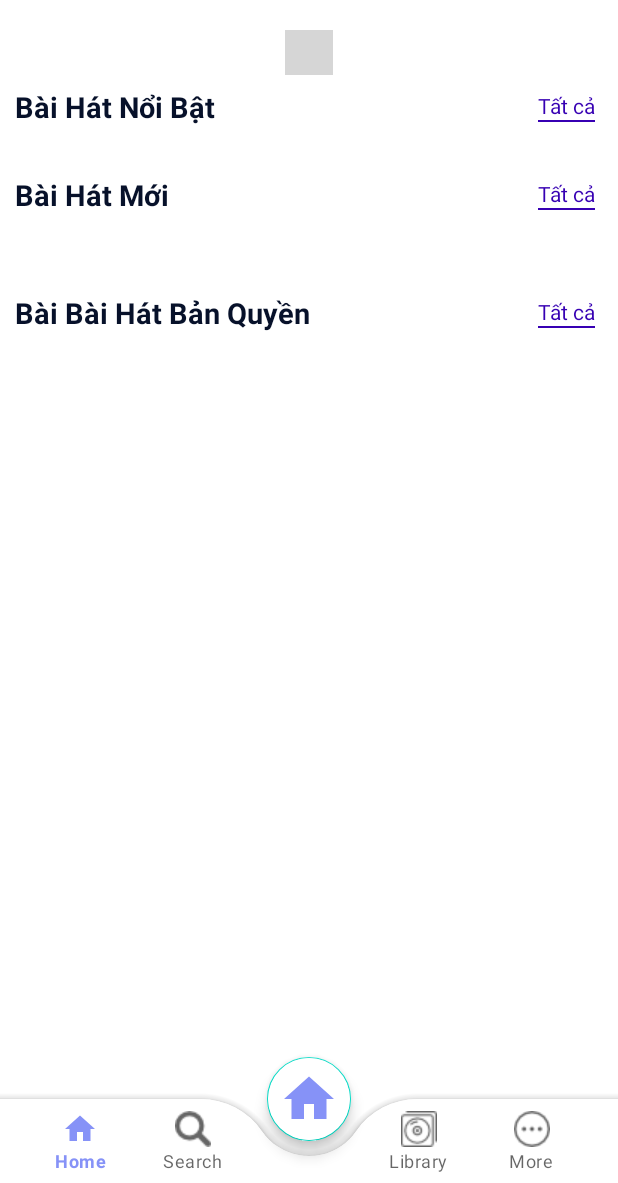
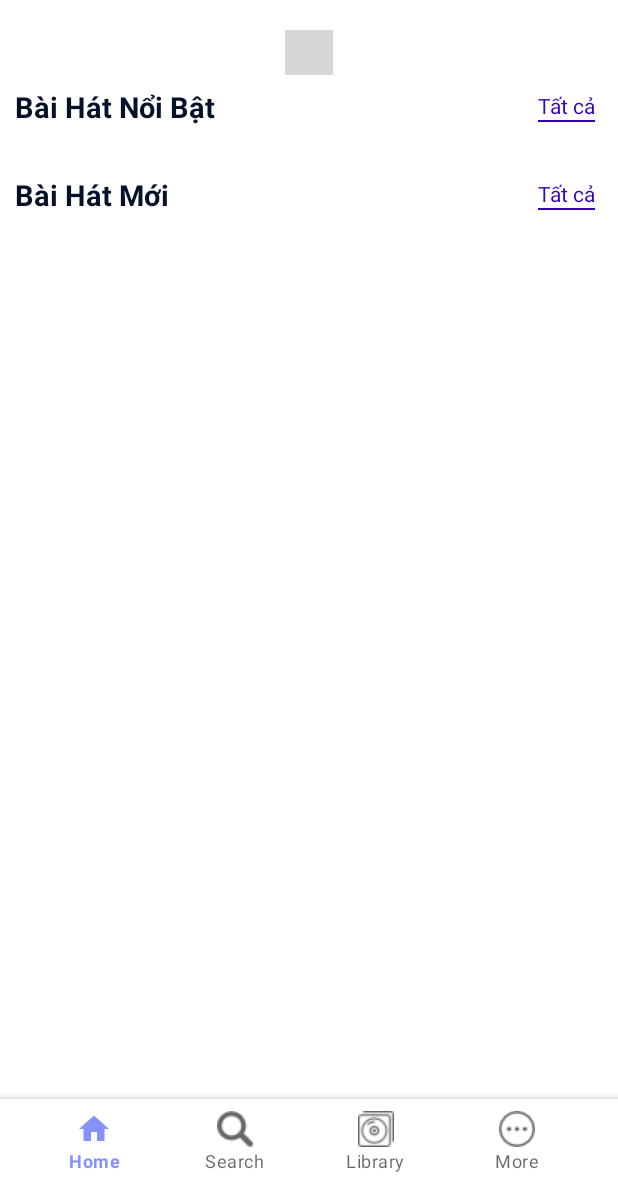
Before and after one commit to LuPan2003/Du_An_APP_SOUNDBOX, an Android app: the screen it shows after launch (MainActivity), on a phone screen of 412 x 824 dp, the part 53-1236 px from its top. Run offline under Robolectric (Android 15) with nearby library versions, the phone set to English and light mode, and no system bars; our stand-ins replace AdMob, Firebase (no records; nobody signed in at launch, a user with empty details on screens opened directly); libraries missing offline, so code that uses them is left out: com.afollestad.materialdialogs; plain views replace CircleIndicator3; pictures from the network do not load; 3 statements that could not run were skipped; grey boxes are pictures that could not be loaded.

Commit message:
fix giao dien home

```diff
--- a/app/src/main/java/com/example/soundbox_du_an_md31/Activity/MainActivity.java
+++ b/app/src/main/java/com/example/soundbox_du_an_md31/Activity/MainActivity.java
@@ -127,12 +127,6 @@ public class MainActivity extends BaseActivity implements View.OnClickListener
         mActivityMainBinding.bottomNavView.setBackground(null);
 
         replaceFragment(new HomeFragment());
-        mActivityMainBinding.fltBtn.setOnClickListener(new View.OnClickListener() {
-            @Override
-            public void onClick(View view) {
-                replaceFragment(new HomeFragment());
-            }
-        });
 
         mActivityMainBinding.bottomNavView.setOnItemSelectedListener(item -> {
             if(item.getItemId() == R.id.home){
--- a/app/src/main/java/com/example/soundbox_du_an_md31/Fragment/HomeFragment.java
+++ b/app/src/main/java/com/example/soundbox_du_an_md31/Fragment/HomeFragment.java
@@ -145,7 +145,6 @@ public class HomeFragment extends Fragment {
                 displayListBannerSongs();
                 displayListPopularSongs();
                 displayListNewSongs();
-                displayListcopyrightedSongs();
             }
 
             @Override
@@ -222,29 +221,6 @@ public class HomeFragment extends Fragment {
         mFragmentHomeBinding.rcvNewSongs.setAdapter(songAdapter);
     }
 
-    private void displayListcopyrightedSongs() {
-        if (getActivity() == null) {
-            return;
-        }
-        LinearLayoutManager linearLayoutManager = new LinearLayoutManager(getActivity());
-        mFragmentHomeBinding.rcvCopyrightedSongs.setLayoutManager(linearLayoutManager);
-
-        SongAdapter songAdapter = new SongAdapter(getListcopyrightedSongs(), this::goToSongDetail);
-        mFragmentHomeBinding.rcvCopyrightedSongs.setAdapter(songAdapter);
-    }
-
-    private List<Song> getListcopyrightedSongs() {
-        List<Song> list = new ArrayList<>();
-        if (mListSong == null || mListSong.isEmpty()) {
-            return list;
-        }
-        for (Song song : mListSong) {
-            if (song.isCopyrighted() && list.size() < Constant.MAX_COUNT_LATEST) {
-                list.add(song);
-            }
-        }
-        return list;
-    }
 
 
     private List<Song> getListNewSongs() {
--- a/app/src/main/res/layout/activity_main.xml
+++ b/app/src/main/res/layout/activity_main.xml
@@ -39,16 +39,6 @@
             app:labelVisibilityMode="labeled"
             app:menu="@menu/menu_main" />
     </com.google.android.material.bottomappbar.BottomAppBar>
-    <com.google.android.material.floatingactionbutton.FloatingActionButton
-        android:layout_width="wrap_content"
-        android:layout_height="wrap_content"
-        android:backgroundTint="@color/white"
-        android:src="@drawable/ic_home_white"
-        app:layout_anchor="@id/bottomAppBar"
-        android:id="@+id/fltBtn"
-        app:maxImageSize="40dp"
-        app:tint="@color/lavender"
-        />
     <com.google.android.gms.ads.AdView
         xmlns:ads="http://schemas.android.com/apk/res-auto"
         android:id="@+id/adView"
--- a/app/src/main/res/layout/fragment_all_songs.xml
+++ b/app/src/main/res/layout/fragment_all_songs.xml
@@ -95,14 +95,11 @@
                 android:textSize="@dimen/text_size_xsmall" />
         </LinearLayout>
     </LinearLayout>
-
-
-
         <androidx.recyclerview.widget.RecyclerView
             android:id="@+id/rcv_data"
             android:layout_below="@+id/header"
             android:layout_width="match_parent"
-            android:layout_height="match_parent"
+            android:layout_height="wrap_content"
             android:layout_marginStart="@dimen/define_dimen_10"
             android:layout_marginTop="10dp"
             android:paddingBottom="80dp"/>
--- a/app/src/main/res/layout/fragment_home.xml
+++ b/app/src/main/res/layout/fragment_home.xml
@@ -165,59 +165,8 @@
                     android:layout_marginBottom="@dimen/define_dimen_10"
                     android:focusable="false"
                     android:nestedScrollingEnabled="false"
-                    android:paddingBottom="20dp"/>
+                    android:paddingBottom="120dp"/>
 
-                <RelativeLayout
-                    android:layout_width="match_parent"
-                    android:layout_height="wrap_content"
-                    android:layout_marginStart="@dimen/define_dimen_10"
-                    android:layout_marginEnd="@dimen/define_dimen_10"
-                    android:layout_marginBottom="@dimen/define_dimen_5"
-                    android:layout_marginTop="@dimen/define_dimen_12">
-
-                    <TextView
-                        android:layout_width="wrap_content"
-                        android:layout_height="wrap_content"
-                        android:layout_centerVertical="true"
-                        android:text="@string/menu_copyrighted_songs"
-                        android:textColor="@color/colorPrimaryDark"
-                        android:textSize="@dimen/text_size_normal"
-                        android:textStyle="bold" />
-
-                    <LinearLayout
-                        android:id="@+id/layout_view_all_copyrighted_songs"
-                        android:layout_width="wrap_content"
-                        android:layout_height="wrap_content"
-                        android:gravity="center"
-                        android:padding="@dimen/define_dimen_5"
-                        android:layout_centerVertical="true"
-                        android:layout_alignParentEnd="true"
-                        android:orientation="vertical"
-                        tools:ignore="RelativeOverlap">
-
-                        <TextView
-                            android:layout_width="wrap_content"
-                            android:layout_height="wrap_content"
-                            android:text="@string/view_all"
-                            android:textColor="@color/purple_700"/>
-
-                        <View
-                            android:layout_width="match_parent"
-                            android:layout_height="1dp"
-                            android:background="@color/purple_700"/>
-                    </LinearLayout>
-                </RelativeLayout>
-
-
-                <androidx.recyclerview.widget.RecyclerView
-                    android:id="@+id/rcv_copyrighted_songs"
-                    android:layout_width="match_parent"
-                    android:layout_height="wrap_content"
-                    android:layout_marginStart="@dimen/define_dimen_10"
-                    android:layout_marginBottom="@dimen/define_dimen_10"
-                    android:focusable="false"
-                    android:nestedScrollingEnabled="false"
-                    android:paddingBottom="160dp"/>
             </LinearLayout>
 
         </LinearLayout>
--- a/app/src/main/res/layout/layout_control_bottom.xml
+++ b/app/src/main/res/layout/layout_control_bottom.xml
@@ -8,7 +8,7 @@
     android:background="#B4CFE4"
     android:layout_gravity="bottom"
     android:layout_height="wrap_content"
-    android:layout_marginBottom="90dp">
+    android:layout_marginBottom="50dp">
 
     <de.hdodenhof.circleimageview.CircleImageView
         android:id="@+id/img_song"
--- a/app/src/main/res/menu/menu_main.xml
+++ b/app/src/main/res/menu/menu_main.xml
@@ -9,11 +9,6 @@
         android:id="@+id/search"
         android:title="Search"
         android:icon="@drawable/search"
-        />
-    <item
-        android:id="@+id/fab"
-        android:title=""
-        android:enabled="false"
         />
     <item
         android:id="@+id/library"
```
